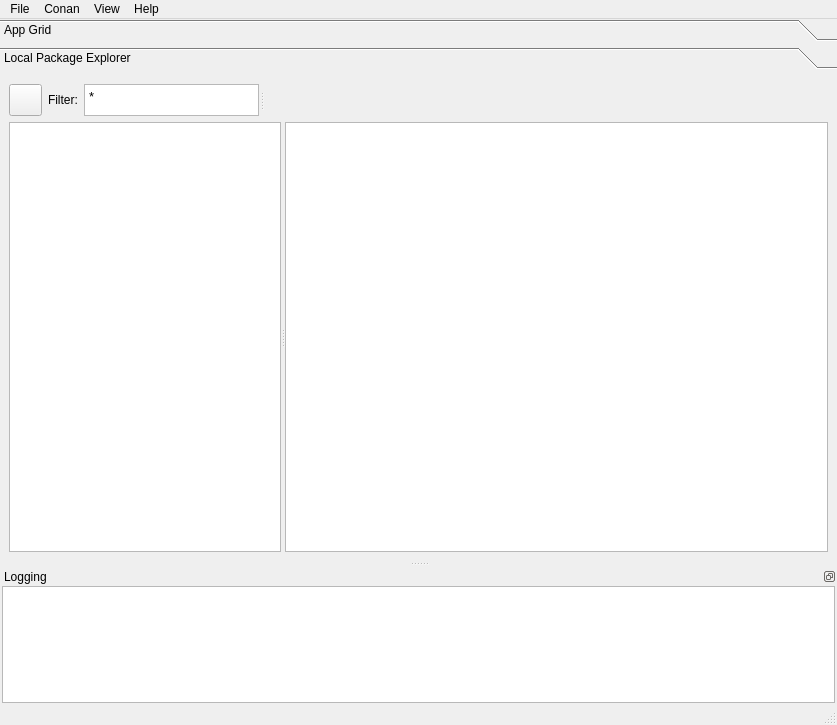
The window that src/conan_app_launcher/ui/main.ui (goszpeti/conan_explorer) describes before a commit, drawn with Qt 5.
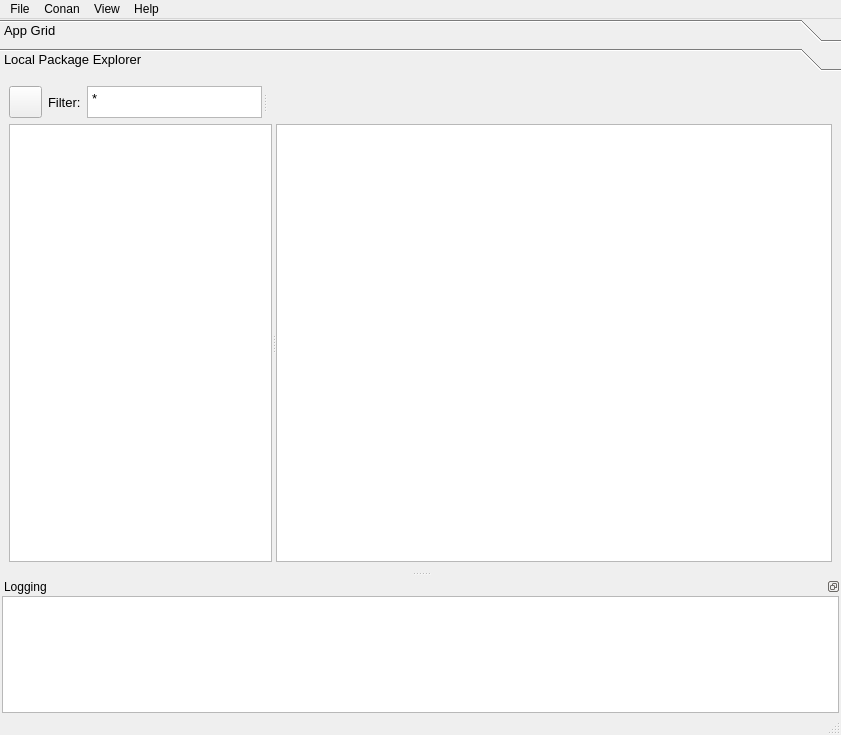
The same window after the commit. The open tabs and pages were chosen to show the change. Icons and pictures are not drawn.

Commit message: - Add style templating - Add font size +/- function in menu with qss - Expand auto-formatting to 120 lines

Diff of the .ui file:
```diff
--- a/src/conan_app_launcher/ui/main.ui
+++ b/src/conan_app_launcher/ui/main.ui
@@ -6,8 +6,8 @@
    <rect>
     <x>0</x>
     <y>0</y>
-    <width>837</width>
-    <height>725</height>
+    <width>841</width>
+    <height>735</height>
    </rect>
   </property>
   <property name="sizePolicy">
@@ -66,6 +66,11 @@
         <verstretch>1</verstretch>
        </sizepolicy>
       </property>
+      <property name="font">
+       <font>
+        <pointsize>10</pointsize>
+       </font>
+      </property>
       <widget class="QWidget" name="toolbox_page_app_grid">
        <property name="geometry">
         <rect>
@@ -428,8 +433,8 @@
         <rect>
          <x>0</x>
          <y>0</y>
-         <width>837</width>
-         <height>480</height>
+         <width>841</width>
+         <height>486</height>
         </rect>
        </property>
        <property name="sizePolicy">
@@ -552,8 +557,8 @@
               <string>&lt;!DOCTYPE HTML PUBLIC &quot;-//W3C//DTD HTML 4.0//EN&quot; &quot;http://www.w3.org/TR/REC-html40/strict.dtd&quot;&gt;
 &lt;html&gt;&lt;head&gt;&lt;meta name=&quot;qrichtext&quot; content=&quot;1&quot; /&gt;&lt;style type=&quot;text/css&quot;&gt;
 p, li { white-space: pre-wrap; }
-&lt;/style&gt;&lt;/head&gt;&lt;body style=&quot; font-family:'MS Shell Dlg 2'; font-size:7.875pt; font-weight:400; font-style:normal;&quot;&gt;
-&lt;p style=&quot; margin-top:0px; margin-bottom:0px; margin-left:0px; margin-right:0px; -qt-block-indent:0; text-indent:0px;&quot;&gt;&lt;span style=&quot; font-size:10pt;&quot;&gt;*&lt;/span&gt;&lt;/p&gt;&lt;/body&gt;&lt;/html&gt;</string>
+&lt;/style&gt;&lt;/head&gt;&lt;body style=&quot; font-family:'MS Shell Dlg 2'; font-size:10pt; font-weight:400; font-style:normal;&quot;&gt;
+&lt;p style=&quot; margin-top:0px; margin-bottom:0px; margin-left:0px; margin-right:0px; -qt-block-indent:0; text-indent:0px;&quot;&gt;*&lt;/p&gt;&lt;/body&gt;&lt;/html&gt;</string>
              </property>
             </widget>
             <widget class="QLabel" name="package_path_label">
@@ -704,8 +709,8 @@
     <rect>
      <x>0</x>
      <y>0</y>
-     <width>837</width>
-     <height>24</height>
+     <width>841</width>
+     <height>21</height>
     </rect>
    </property>
    <widget class="QMenu" name="menu_help">
@@ -813,8 +818,8 @@
         <string notr="true">&lt;!DOCTYPE HTML PUBLIC &quot;-//W3C//DTD HTML 4.0//EN&quot; &quot;http://www.w3.org/TR/REC-html40/strict.dtd&quot;&gt;
 &lt;html&gt;&lt;head&gt;&lt;meta name=&quot;qrichtext&quot; content=&quot;1&quot; /&gt;&lt;style type=&quot;text/css&quot;&gt;
 p, li { white-space: pre-wrap; }
-&lt;/style&gt;&lt;/head&gt;&lt;body style=&quot; font-family:'MS Shell Dlg 2'; font-size:7.875pt; font-weight:400; font-style:normal;&quot;&gt;
-&lt;p style=&quot;-qt-paragraph-type:empty; margin-top:0px; margin-bottom:0px; margin-left:0px; margin-right:0px; -qt-block-indent:0; text-indent:0px;&quot;&gt;&lt;br /&gt;&lt;/p&gt;&lt;/body&gt;&lt;/html&gt;</string>
+&lt;/style&gt;&lt;/head&gt;&lt;body style=&quot; font-family:'MS Shell Dlg 2'; font-size:7.8pt; font-weight:400; font-style:normal;&quot;&gt;
+&lt;p style=&quot;-qt-paragraph-type:empty; margin-top:0px; margin-bottom:0px; margin-left:0px; margin-right:0px; -qt-block-indent:0; text-indent:0px; font-size:7.875pt;&quot;&gt;&lt;br /&gt;&lt;/p&gt;&lt;/body&gt;&lt;/html&gt;</string>
        </property>
        <property name="tabStopWidth">
         <number>200</number>
```
Left out of the diff: 16 changed lines with no effect on the pictures. The commit also changes 19 other files.
